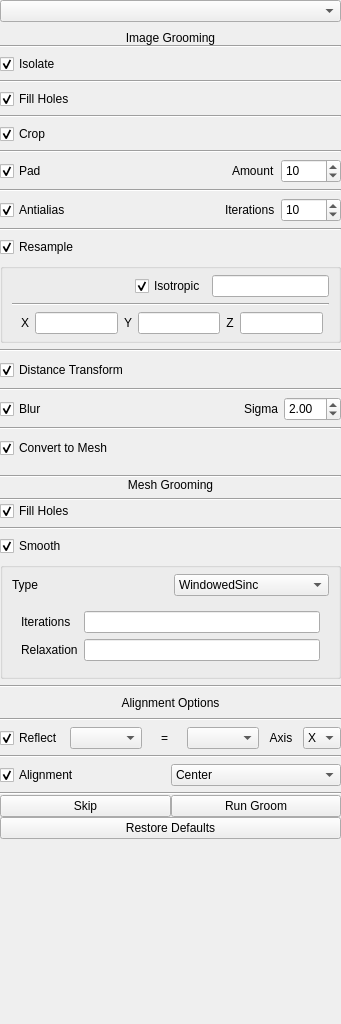
Old version of the form Studio/src/Groom/GroomTool.ui in the repository SCIInstitute/ShapeWorks.
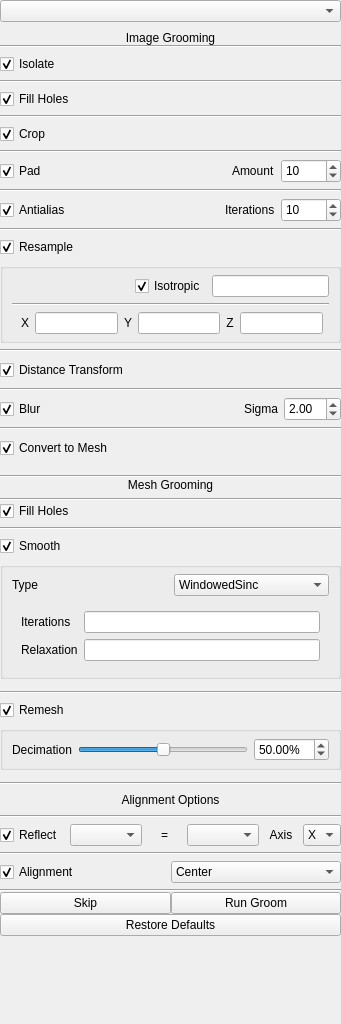
New version of the form.

Commit message: Update GroomTool for basic remesh

What changed in the file:
```diff
--- a/Studio/src/Groom/GroomTool.ui
+++ b/Studio/src/Groom/GroomTool.ui
@@ -995,6 +995,101 @@
            </layout>
           </widget>
          </item>
+         <item row="2" column="0">
+          <widget class="QWidget" name="smooth_mesh_widget_2" native="true">
+           <layout class="QGridLayout" name="gridLayout_15">
+            <property name="leftMargin">
+             <number>0</number>
+            </property>
+            <property name="topMargin">
+             <number>6</number>
+            </property>
+            <property name="rightMargin">
+             <number>0</number>
+            </property>
+            <property name="bottomMargin">
+             <number>6</number>
+            </property>
+            <property name="spacing">
+             <number>6</number>
+            </property>
+            <item row="1" column="0">
+             <widget class="QCheckBox" name="remesh_checkbox">
+              <property name="text">
+               <string>Remesh</string>
+              </property>
+              <property name="checked">
+               <bool>true</bool>
+              </property>
+             </widget>
+            </item>
+            <item row="2" column="0">
+             <widget class="QGroupBox" name="remesh_box">
+              <property name="font">
+               <font>
+                <weight>50</weight>
+                <bold>false</bold>
+               </font>
+              </property>
+              <property name="title">
+               <string/>
+              </property>
+              <property name="checkable">
+               <bool>false</bool>
+              </property>
+              <layout class="QGridLayout" name="gridLayout_7">
+               <property name="topMargin">
+                <number>6</number>
+               </property>
+               <property name="bottomMargin">
+                <number>6</number>
+               </property>
+               <item row="0" column="1">
+                <widget class="QSlider" name="decimation_slider">
+                 <property name="maximum">
+                  <number>100</number>
+                 </property>
+                 <property name="value">
+                  <number>50</number>
+                 </property>
+                 <property name="orientation">
+                  <enum>Qt::Horizontal</enum>
+                 </property>
+                </widget>
+               </item>
+               <item row="0" column="0">
+                <widget class="QLabel" name="decimation_label">
+                 <property name="text">
+                  <string>Decimation</string>
+                 </property>
+                </widget>
+               </item>
+               <item row="0" column="2">
+                <widget class="QDoubleSpinBox" name="doubleSpinBox">
+                 <property name="suffix">
+                  <string>%</string>
+                 </property>
+                 <property name="maximum">
+                  <double>100.000000000000000</double>
+                 </property>
+                 <property name="value">
+                  <double>50.000000000000000</double>
+                 </property>
+                </widget>
+               </item>
+              </layout>
+             </widget>
+            </item>
+            <item row="0" column="0">
+             <widget class="Line" name="line_19">
+              <property name="orientation">
+               <enum>Qt::Horizontal</enum>
+              </property>
+             </widget>
+            </item>
+           </layout>
+          </widget>
+         </item>
         </layout>
        </widget>
       </item>
```
The commit also changes 2 other files.
